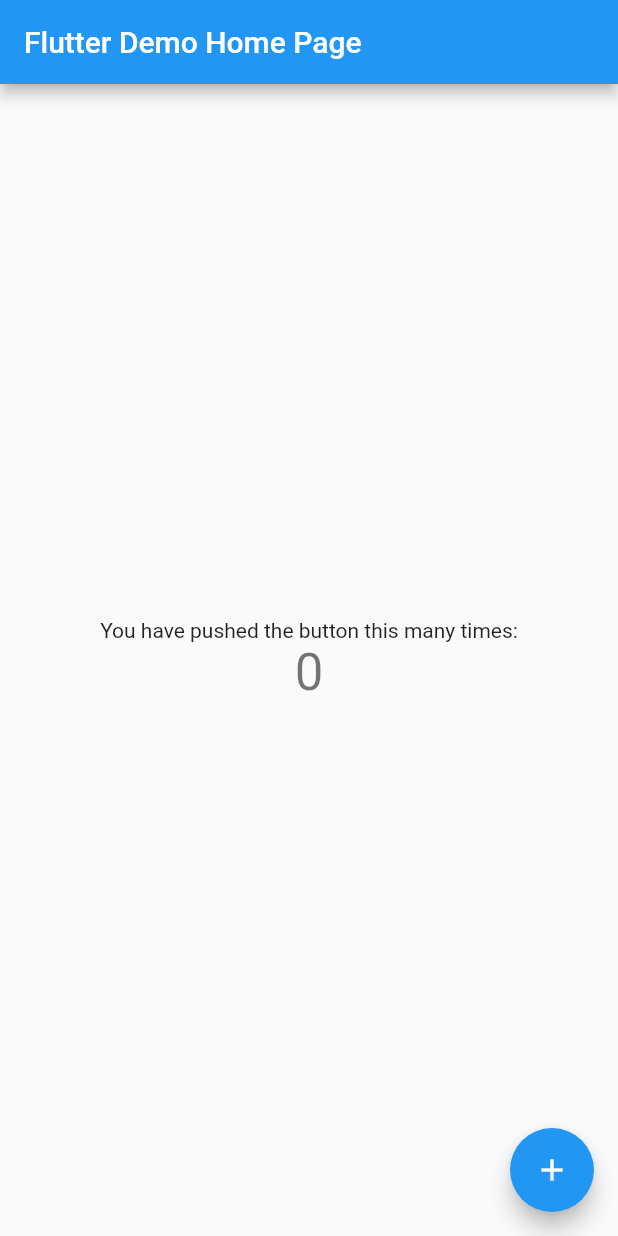
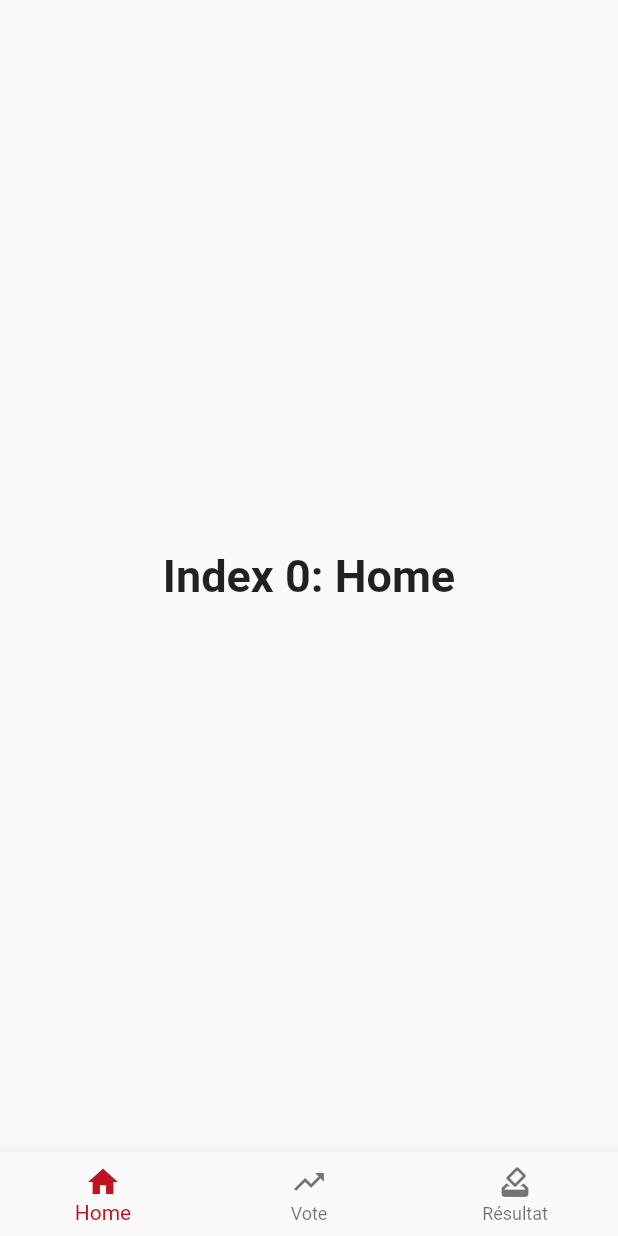
Before and after one commit to Nokimalos/HackatonStarton, a Flutter app: the screen it shows after launch, on a phone screen of 412 x 824 dp. Run offline on Flutter 3.47's test engine with Material 2 defaults, Android fonts, the light colour scheme and no system bars.

Commit message:
[ADD] colors + bottom app bar

```diff
--- a/vote_gouv/lib/constants/colors.dart
+++ b/vote_gouv/lib/constants/colors.dart
@@ -1 +1,7 @@
 import 'package:flutter/material.dart';
+
+const Color blackRed = Color.fromRGBO(120, 0, 0, 1);
+const Color clearRed = Color.fromRGBO(193, 18, 31, 1);
+const Color clear = Color.fromRGBO(253, 240, 213, 1);
+const Color blackBlue = Color.fromRGBO(0, 48, 73, 1);
+const Color clearBlue = Color.fromRGBO(102, 155, 188, 1);
--- a/vote_gouv/lib/main.dart
+++ b/vote_gouv/lib/main.dart
@@ -1,4 +1,6 @@
 import 'package:flutter/material.dart';
+import 'constants/colors.dart';
+
 
 void main() {
   runApp(const MyApp());
@@ -9,57 +11,68 @@
 
   @override
   Widget build(BuildContext context) {
-    return MaterialApp(
-      title: 'Flutter Demo',
-      theme: ThemeData(
-        primarySwatch: Colors.blue,
-      ),
-      home: const MyHomePage(title: 'Flutter Demo Home Page'),
+    return const MaterialApp(
+      home: MyStatefulWidget(),
     );
   }
 }
 
-class MyHomePage extends StatefulWidget {
-  const MyHomePage({Key? key, required this.title}) : super(key: key);
-  final String title;
+class MyStatefulWidget extends StatefulWidget {
+  const MyStatefulWidget({Key? key}) : super(key: key);
 
   @override
-  State<MyHomePage> createState() => _MyHomePageState();
+  State<MyStatefulWidget> createState() => _MyStatefulWidgetState();
 }
 
-class _MyHomePageState extends State<MyHomePage> {
-  int _counter = 0;
+class _MyStatefulWidgetState extends State<MyStatefulWidget> {
+  int _selectedIndex = 0;
+  static const TextStyle optionStyle =
+      TextStyle(fontSize: 30, fontWeight: FontWeight.bold);
+  static const List<Widget> _widgetOptions = <Widget>[
+    Text(
+      'Index 0: Home',
+      style: optionStyle,
+    ),
+    Text(
+      'Index 1: Vote',
+      style: optionStyle,
+    ),
+    Text(
+      'Index 2: Résultat',
+      style: optionStyle,
+    ),
+  ];
 
-  void _incrementCounter() {
+  void _onItemTapped(int index) {
     setState(() {
-      _counter++;
+      _selectedIndex = index;
     });
   }
 
   @override
   Widget build(BuildContext context) {
     return Scaffold(
-      appBar: AppBar(
-        title: Text(widget.title),
+      body: Center(
+        child: _widgetOptions.elementAt(_selectedIndex),
       ),
-      body: Center(
-        child: Column(
-          mainAxisAlignment: MainAxisAlignment.center,
-          children: <Widget>[
-            const Text(
-              'You have pushed the button this many times:',
-            ),
-            Text(
-              '$_counter',
-              style: Theme.of(context).textTheme.headline4,
-            ),
-          ],
-        ),
-      ),
-      floatingActionButton: FloatingActionButton(
-        onPressed: _incrementCounter,
-        tooltip: 'Increment',
-        child: const Icon(Icons.add),
+      bottomNavigationBar: BottomNavigationBar(
+        items: const <BottomNavigationBarItem>[
+          BottomNavigationBarItem(
+            icon: Icon(Icons.home),
+            label: 'Home',
+          ),
+          BottomNavigationBarItem(
+            icon: Icon(Icons.trending_up),
+            label: 'Vote',
+          ),
+          BottomNavigationBarItem(
+            icon: Icon(Icons.how_to_vote),
+            label: 'Résultat',
+          ),
+        ],
+        currentIndex: _selectedIndex,
+        selectedItemColor: clearRed,
+        onTap: _onItemTapped,
       ),
     );
   }
```
